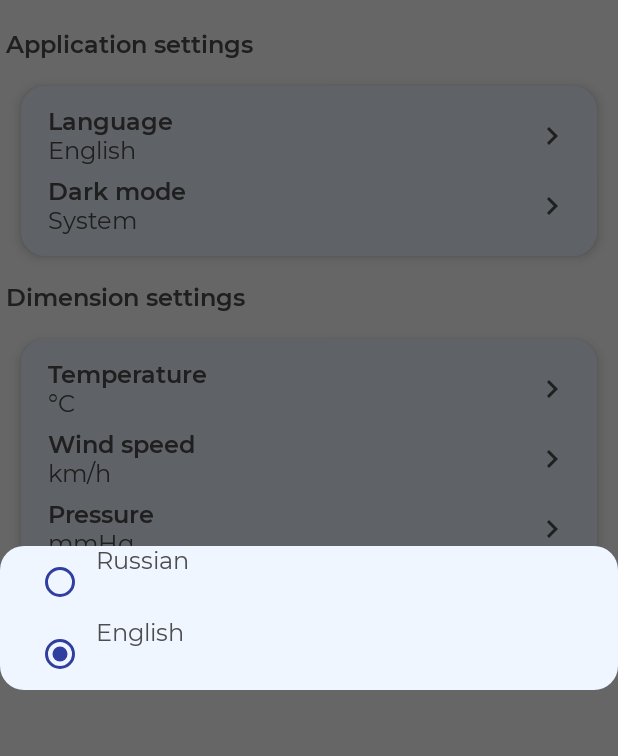
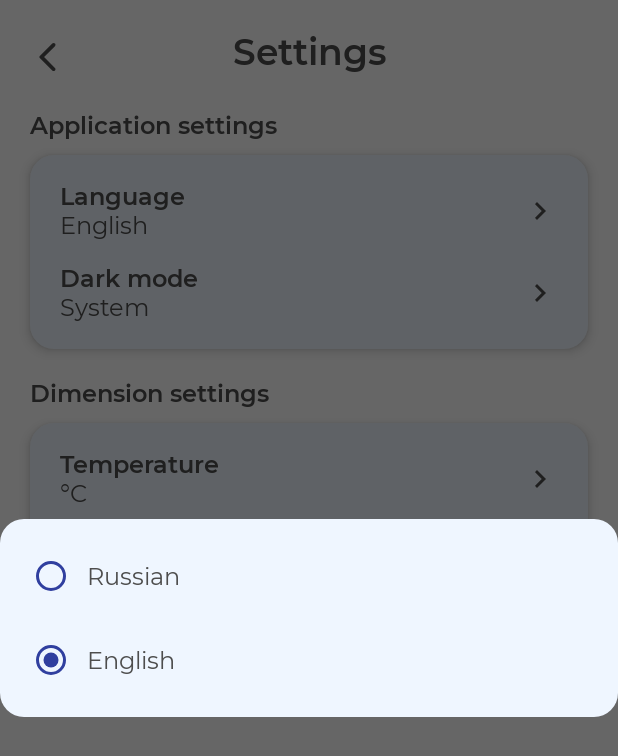
Before and after one commit to Desuzed/ClocknWeather, an Android app built with Jetpack Compose: the fragment SettingsFragment shown on its own in the app's theme, after a tap on "Language", on a phone screen of 412 x 824 dp. Shown: the top 756 px of the screen. Run offline under Robolectric (Android 15) with nearby library versions, the phone set to English and light mode, and no system bars.

Commit message:
[ADD] Добавление экрана настроек [WIP] -Добавил кнопку "назад" на экране локации и настроек -рефакторинг, прошелся по todo - в WeatherMainViewModel.kt сделал костыль delay(300) В getCachedForecast() для того чтобы при первом входе в приложении не было видно заглушку о том что нет загруженной погоды, т.к почему то сначала в стейт эмитится значение о том, что isLoading = false а только потом уже эмитятся погодные данные

```diff
--- a/app/src/main/java/com/desuzed/everyweather/data/repository/local/UiMapper.kt
+++ b/app/src/main/java/com/desuzed/everyweather/data/mapper/UiMapper.kt
@@ -1,4 +1,4 @@
-package com.desuzed.everyweather.data.repository.local
+package com.desuzed.everyweather.data.mapper
 
 import android.content.Context
 import com.desuzed.everyweather.domain.model.WeatherResponse
--- a/app/src/main/java/com/desuzed/everyweather/data/repository/local/SettingsRepository.kt
+++ b/app/src/main/java/com/desuzed/everyweather/data/repository/local/SettingsRepository.kt
@@ -20,7 +20,6 @@ class SettingsRepository(private val context: Context) {
 
     val lang: Flow<Language> = getFlowOf(KEY_LANGUAGE, Lang.RU.lang).map { langId ->
         val langValueId = when (langId) {
-            //todo mapping
             "RU" -> R.string.russian
             else -> R.string.english
         }
@@ -58,7 +57,7 @@ class SettingsRepository(private val context: Context) {
 
     val tempDimen: Flow<Temperature> =
         getFlowOf(KEY_TEMPERATURE_DIMENSION, TempDimen.CELCIUS.dimensionName).map { tempDimenId ->
-            val tempValueId = when (tempDimenId) { //todo mapping
+            val tempValueId = when (tempDimenId) {
                 "FAHRENHEIT" -> R.string.fahrenheit
                 else -> R.string.celcius
             }
@@ -96,7 +95,7 @@ class SettingsRepository(private val context: Context) {
 
     val darkMode: Flow<DarkTheme> =
         getFlowOf(KEY_DARK_MODE, DarkMode.SYSTEM.mode).map { darkModeId ->
-            val darkThemeValueId = when (darkModeId) {//todo mapping
+            val darkThemeValueId = when (darkModeId) {
                 "ON" -> R.string.on
                 "OFF" -> R.string.off
                 else -> R.string.system
--- a/app/src/main/java/com/desuzed/everyweather/presentation/features/location_main/LocationFragment.kt
+++ b/app/src/main/java/com/desuzed/everyweather/presentation/features/location_main/LocationFragment.kt
@@ -12,10 +12,7 @@ import androidx.fragment.app.Fragment
 import com.desuzed.everyweather.R
 import com.desuzed.everyweather.presentation.features.main_activity.MainActivity
 import com.desuzed.everyweather.presentation.features.weather_main.WeatherMainFragment
-import com.desuzed.everyweather.util.addOnBackPressedCallback
-import com.desuzed.everyweather.util.collect
-import com.desuzed.everyweather.util.navigate
-import com.desuzed.everyweather.util.toast
+import com.desuzed.everyweather.util.*
 import org.koin.androidx.viewmodel.ext.android.viewModel
 
 
@@ -51,6 +48,7 @@ class LocationFragment : Fragment() {
             LocationMainAction.MyLocation -> onMyLocationClick()
             LocationMainAction.ShowMapFragment -> showMapBotSheet()
             LocationMainAction.NavigateToSettings -> navigateToSettingsFragment()
+            LocationMainAction.NavigateBack -> onBackClick()
         }
     }
 
--- a/app/src/main/java/com/desuzed/everyweather/presentation/features/location_main/LocationMainAction.kt
+++ b/app/src/main/java/com/desuzed/everyweather/presentation/features/location_main/LocationMainAction.kt
@@ -6,5 +6,6 @@ sealed interface LocationMainAction{
     class NavigateToWeather(val query: String, val key: String): LocationMainAction
     object MyLocation: LocationMainAction
     object ShowMapFragment: LocationMainAction
-    object NavigateToSettings: LocationMainAction
+    object NavigateToSettings : LocationMainAction
+    object NavigateBack : LocationMainAction
 }
--- a/app/src/main/java/com/desuzed/everyweather/presentation/features/location_main/LocationViewModel.kt
+++ b/app/src/main/java/com/desuzed/everyweather/presentation/features/location_main/LocationViewModel.kt
@@ -37,6 +37,7 @@ class LocationViewModel(
             LocationUserInteraction.FindOnMap -> setAction(LocationMainAction.ShowMapFragment)
             LocationUserInteraction.MyLocation -> setAction(LocationMainAction.MyLocation)
             LocationUserInteraction.Settings -> setAction(LocationMainAction.NavigateToSettings)
+            LocationUserInteraction.OnBackClick -> setAction(LocationMainAction.NavigateBack)
         }
     }
 
--- a/app/src/main/java/com/desuzed/everyweather/presentation/features/settings/SettingsContent.kt
+++ b/app/src/main/java/com/desuzed/everyweather/presentation/features/settings/SettingsContent.kt
@@ -4,8 +4,11 @@ import android.content.res.Configuration
 import androidx.compose.foundation.clickable
 import androidx.compose.foundation.interaction.MutableInteractionSource
 import androidx.compose.foundation.layout.*
+import androidx.compose.foundation.rememberScrollState
 import androidx.compose.foundation.selection.selectable
+import androidx.compose.foundation.verticalScroll
 import androidx.compose.material.Icon
+import androidx.compose.material.IconButton
 import androidx.compose.runtime.Composable
 import androidx.compose.runtime.mutableStateOf
 import androidx.compose.runtime.remember
@@ -16,6 +19,7 @@ import androidx.compose.ui.res.dimensionResource
 import androidx.compose.ui.res.painterResource
 import androidx.compose.ui.res.stringResource
 import androidx.compose.ui.semantics.Role
+import androidx.compose.ui.text.style.TextAlign
 import androidx.compose.ui.tooling.preview.Preview
 import androidx.compose.ui.unit.dp
 import com.desuzed.everyweather.R
@@ -30,18 +34,18 @@ import com.desuzed.everyweather.ui.theming.EveryweatherTheme
     name = "PreviewLocationMainContent"
 )
 @Composable
-private fun PreviewWeatherMainContent() {
+private fun PreviewSettingsContent() {
     SettingsContent(
         state = SettingsState(),
         onUserInteraction = {},
     )
 }
-
+//todo history weather
 //todo contact to developer
-//todo powered by
 //todo locationHandling
 //todo change theme?????
 //todo notifications
+//todo delete all cache
 @Composable
 fun SettingsContent(
     state: SettingsState,
@@ -51,20 +55,47 @@ fun SettingsContent(
         Box(
             modifier = Modifier
                 .fillMaxSize()
-                .padding(
-                    top = dimensionResource(id = R.dimen.dimen_20),
-                    start = dimensionResource(id = R.dimen.dimen_4),
-                    end = dimensionResource(id = R.dimen.dimen_4),
-                    bottom = dimensionResource(id = R.dimen.dimen_8),
+                .padding(dimensionResource(id = R.dimen.dimen_10))
+        ) {
+            Column(
+                modifier = Modifier.verticalScroll(rememberScrollState()),
+            ) {
+                Box(modifier = Modifier.padding(vertical = dimensionResource(id = R.dimen.dimen_10))) {
+                    LargeBoldText(
+                        text = stringResource(id = R.string.settings),
+                        modifier = Modifier.fillMaxWidth(),
+                        textAlign = TextAlign.Center
+                    )
+                    IconButton(
+                        modifier = Modifier.size(dimensionResource(id = R.dimen.dimen_34)).padding(start = dimensionResource(id = R.dimen.dimen_10)),
+                        onClick = { onUserInteraction(SettingsUserInteraction.OnBackClick) },
+                        content = {
+                            Icon(
+                                painter = painterResource(id = R.drawable.ic_round_arrow_back),
+                                contentDescription = "",
+                                tint = EveryweatherTheme.colors.textColorPrimary
+                            )
+                        }
+                    )
+                }
+                BoldText(
+                    text = stringResource(id = R.string.app_settings),
+                    modifier = Modifier.padding(
+                        top = dimensionResource(id = R.dimen.dimen_10),
+                        start = dimensionResource(id = R.dimen.dimen_10)
+                    )
                 )
-        ) {
-            Column(verticalArrangement = Arrangement.spacedBy(8.dp)) {
-                BoldText(text = stringResource(id = R.string.app_settings))
                 SettingsMenuGroupContent(
                     onUserInteraction = onUserInteraction,
                     items = listOf(state.lang, state.darkTheme)
                 )
-                BoldText(text = stringResource(id = R.string.dimension_settings))
+                BoldText(
+                    text = stringResource(id = R.string.dimension_settings),
+                    modifier = Modifier.padding(
+                        top = dimensionResource(id = R.dimen.dimen_10),
+                        start = dimensionResource(id = R.dimen.dimen_10)
+                    )
+                )
                 SettingsMenuGroupContent(
                     onUserInteraction = onUserInteraction,
                     items = listOf(state.tempDimen, state.windSpeed, state.pressure)
@@ -106,7 +137,7 @@ fun SettingsMenuGroupContent(
     RoundedCardItem(
         modifier = Modifier.padding(dimensionResource(id = R.dimen.dimen_10))
     ) {
-        Column(modifier = Modifier.padding(10.dp)) {
+        Column(modifier = Modifier.padding(dimensionResource(id = R.dimen.dimen_10))) {
             items.forEach { item ->
                 val onItemCLick: () -> Unit = {
                     onUserInteraction(
@@ -116,8 +147,8 @@ fun SettingsMenuGroupContent(
                 Row(
                     modifier = Modifier
                         .padding(
-                            horizontal = dimensionResource(id = R.dimen.dimen_8),
-                            vertical = dimensionResource(id = R.dimen.dimen_4)
+                            horizontal = dimensionResource(id = R.dimen.dimen_10),
+                            vertical = dimensionResource(id = R.dimen.dimen_8)
                         )
                         .fillMaxWidth()
                         .clickable(
@@ -140,7 +171,7 @@ fun SettingsMenuGroupContent(
                         modifier = Modifier.rotate(90f),
                         painter = painterResource(id = R.drawable.ic_arrow_24),
                         contentDescription = "",
-                        tint = EveryweatherTheme.colors.textColorPrimary//todo color
+                        tint = EveryweatherTheme.colors.textColorPrimary
                     )
                 }
             }
@@ -163,10 +194,10 @@ fun DarkModePickerContent(
         onOptionSelected(darkMode)
         onUserInteraction(SettingsUserInteraction.ChangeDarkMode(darkMode = darkMode))
     }
-    Column {
+    Column(modifier = Modifier.padding(10.dp)) {
         radioOptions.forEach { darkMode ->
             Row(
-                Modifier
+                modifier = Modifier
                     .fillMaxWidth()
                     .selectable(
                         role = Role.RadioButton,
@@ -175,7 +206,8 @@ fun DarkModePickerContent(
                             onPickMode(darkMode)
                         }
                     )
-                    .padding(horizontal = 16.dp)
+                    .padding(vertical = dimensionResource(id = R.dimen.dimen_4)),
+                verticalAlignment = Alignment.CenterVertically
             ) {
                 AppRadioButton(isSelected = darkMode == selectedOption) {
                     onPickMode(darkMode)
@@ -204,10 +236,10 @@ fun LanguagePickerContent(
         onOptionSelected(language)
         onUserInteraction(SettingsUserInteraction.ChangeLanguage(lang = language))
     }
-    Column {
+    Column(modifier = Modifier.padding(10.dp)) {
         radioOptions.forEach { language ->
             Row(
-                Modifier
+                modifier = Modifier
                     .fillMaxWidth()
                     .selectable(
                         role = Role.RadioButton,
@@ -216,7 +248,8 @@ fun LanguagePickerContent(
                             onPickMode(language)
                         }
                     )
-                    .padding(horizontal = 16.dp)
+                    .padding(vertical = dimensionResource(id = R.dimen.dimen_4)),
+                verticalAlignment = Alignment.CenterVertically
             ) {
                 AppRadioButton(isSelected = language == selectedOption) {
                     onPickMode(language)
@@ -244,10 +277,10 @@ fun TemperaturePickerContent(
         onOptionSelected(temperatureDimension)
         onUserInteraction(SettingsUserInteraction.ChangeTemperatureDimension(tempDimen = temperatureDimension))
     }
-    Column {
+    Column(modifier = Modifier.padding(10.dp)) {
         radioOptions.forEach { temperatureDimension ->
             Row(
-                Modifier
+                modifier = Modifier
                     .fillMaxWidth()
                     .selectable(
                         role = Role.RadioButton,
@@ -256,7 +289,8 @@ fun TemperaturePickerContent(
                             onPickMode(temperatureDimension)
                         }
                     )
-                    .padding(horizontal = 16.dp)
+                    .padding(vertical = dimensionResource(id = R.dimen.dimen_4)),
+                verticalAlignment = Alignment.CenterVertically
             ) {
                 AppRadioButton(isSelected = temperatureDimension == selectedOption) {
                     onPickMode(temperatureDimension)
@@ -284,10 +318,10 @@ fun DistancePickerContent(
         onOptionSelected(distanceDimension)
         onUserInteraction(SettingsUserInteraction.ChangeDistanceDimension(distanceDimen = distanceDimension))
     }
-    Column {
+    Column(modifier = Modifier.padding(10.dp)) {
         radioOptions.forEach { distanceDimension ->
             Row(
-                Modifier
+                modifier = Modifier
                     .fillMaxWidth()
                     .selectable(
                         role = Role.RadioButton,
@@ -296,7 +330,8 @@ fun DistancePickerContent(
                             onPickMode(distanceDimension)
                         }
                     )
-                    .padding(horizontal = 16.dp)
+                    .padding(vertical = dimensionResource(id = R.dimen.dimen_4)),
+                verticalAlignment = Alignment.CenterVertically
             ) {
                 AppRadioButton(isSelected = distanceDimension == selectedOption) {
                     onPickMode(distanceDimension)
@@ -325,10 +360,10 @@ fun PressurePickerContent(
         onOptionSelected(pressureDimen)
         onUserInteraction(SettingsUserInteraction.ChangePressureDimension(pressureDimen = pressureDimen))
     }
-    Column {
+    Column(modifier = Modifier.padding(10.dp)) {
         radioOptions.forEach { pressureDimen ->
             Row(
-                Modifier
+                modifier = Modifier
                     .fillMaxWidth()
                     .selectable(
                         role = Role.RadioButton,
@@ -337,7 +372,8 @@ fun PressurePickerContent(
                             onPickMode(pressureDimen)
                         }
                     )
-                    .padding(horizontal = 16.dp)
+                    .padding(vertical = dimensionResource(id = R.dimen.dimen_4)),
+                verticalAlignment = Alignment.CenterVertically
             ) {
                 AppRadioButton(isSelected = pressureDimen == selectedOption) {
                     onPickMode(pressureDimen)
--- a/app/src/main/java/com/desuzed/everyweather/presentation/features/settings/SettingsFragment.kt
+++ b/app/src/main/java/com/desuzed/everyweather/presentation/features/settings/SettingsFragment.kt
@@ -10,6 +10,7 @@ import androidx.compose.ui.platform.ComposeView
 import androidx.fragment.app.Fragment
 import com.desuzed.everyweather.util.addOnBackPressedCallback
 import com.desuzed.everyweather.util.collect
+import com.desuzed.everyweather.util.onBackClick
 import org.koin.androidx.viewmodel.ext.android.viewModel
 
 class SettingsFragment : Fragment() {
@@ -38,9 +39,7 @@ class SettingsFragment : Fragment() {
 
     private fun onNewAction(action: SettingsAction) {
         when (action) {
-            is SettingsAction.ChangeDarkMode -> TODO()
-            is SettingsAction.ChangeLanguage -> TODO()
-            SettingsAction.NavigateBack -> TODO()
+            SettingsAction.NavigateBack -> onBackClick()
         }
     }
 
--- a/app/src/main/java/com/desuzed/everyweather/presentation/features/settings/SettingsUserInteraction.kt
+++ b/app/src/main/java/com/desuzed/everyweather/presentation/features/settings/SettingsUserInteraction.kt
@@ -3,8 +3,9 @@ package com.desuzed.everyweather.presentation.features.settings
 import com.desuzed.everyweather.domain.model.settings.*
 
 sealed interface SettingsUserInteraction {
+    object DismissDialog : SettingsUserInteraction
+    object OnBackClick : SettingsUserInteraction
     class ShowSettingDialog(val type: SettingsType) : SettingsUserInteraction
-    object DismissDialog : SettingsUserInteraction
     class ChangeLanguage(val lang: Lang) : SettingsUserInteraction
     class ChangeDarkMode(val darkMode: DarkMode) : SettingsUserInteraction
     class ChangeDistanceDimension(val distanceDimen: DistanceDimen) : SettingsUserInteraction
--- a/app/src/main/java/com/desuzed/everyweather/presentation/features/settings/SettingsViewModel.kt
+++ b/app/src/main/java/com/desuzed/everyweather/presentation/features/settings/SettingsViewModel.kt
@@ -29,6 +29,7 @@ class SettingsViewModel(
             is SettingsUserInteraction.ChangePressureDimension -> onPressureDimen(interaction.pressureDimen)
             is SettingsUserInteraction.ShowSettingDialog -> showSettingsDialog(interaction.type)
             SettingsUserInteraction.DismissDialog -> hideDialog()
+            SettingsUserInteraction.OnBackClick -> setAction(SettingsAction.NavigateBack)
         }
     }
 
--- a/app/src/main/java/com/desuzed/everyweather/presentation/features/weather_main/WeatherMainFragment.kt
+++ b/app/src/main/java/com/desuzed/everyweather/presentation/features/weather_main/WeatherMainFragment.kt
@@ -80,6 +80,11 @@ class WeatherMainFragment : Fragment() {
         arguments?.remove(USER_LOCATION)
     }
 
+    override fun onResume() {
+        super.onResume()
+        viewModel.onUserInteraction(WeatherUserInteraction.Refresh)
+    }
+
     companion object {
         const val QUERY_KEY = "QUERY"
         const val USER_LOCATION = "USER_LOCATION"
--- a/app/src/main/java/com/desuzed/everyweather/presentation/features/weather_main/WeatherMainViewModel.kt
+++ b/app/src/main/java/com/desuzed/everyweather/presentation/features/weather_main/WeatherMainViewModel.kt
@@ -13,6 +13,7 @@ import com.desuzed.everyweather.domain.repository.local.SharedPrefsProvider
 import com.desuzed.everyweather.presentation.base.BaseViewModel
 import com.desuzed.everyweather.util.ActionResultProvider
 import kotlinx.coroutines.channels.BufferOverflow
+import kotlinx.coroutines.delay
 import kotlinx.coroutines.flow.MutableSharedFlow
 import kotlinx.coroutines.launch
 
@@ -132,12 +133,11 @@ class WeatherMainViewModel(
                     copy(
                         isAddButtonEnabled = !isLocationSaved,
                         weatherData = result,
-                        isLoading = false
                     )
                 }
-            } else {
-                setState { copy(isLoading = false) }
+                delay(300)
             }
+            setState { copy(isLoading = false) }
         }
     }
 
--- a/app/src/main/java/com/desuzed/everyweather/util/Extensions.kt
+++ b/app/src/main/java/com/desuzed/everyweather/util/Extensions.kt
@@ -48,6 +48,10 @@ fun Fragment.addOnBackPressedCallback() {
         viewLifecycleOwner,
         onBackPressedCallback
     )
+}
+
+fun Fragment.onBackClick() {
+    findNavController().navigateUp()
 }
 
 inline fun <T> Fragment.collect(
--- /dev/null
+++ b/app/src/main/res/drawable/ic_round_arrow_back.xml
@@ -0,0 +1,10 @@
+<vector xmlns:android="http://schemas.android.com/apk/res/android"
+    android:width="24dp"
+    android:height="24dp"
+    android:autoMirrored="true"
+    android:viewportWidth="24"
+    android:viewportHeight="24">
+    <path
+        android:fillColor="@android:color/white"
+        android:pathData="M16.62,2.99c-0.49,-0.49 -1.28,-0.49 -1.77,0L6.54,11.3c-0.39,0.39 -0.39,1.02 0,1.41l8.31,8.31c0.49,0.49 1.28,0.49 1.77,0s0.49,-1.28 0,-1.77L9.38,12l7.25,-7.25c0.48,-0.48 0.48,-1.28 -0.01,-1.76z" />
+</vector>
--- a/app/src/main/res/values/strings.xml
+++ b/app/src/main/res/values/strings.xml
@@ -58,6 +58,7 @@
     <string name="looking_for_your_location">Looking for your location…</string>
 
 <!--    todo Прибраться в строках-->
+    <string name="settings">Settings</string>
     <string name="dark_mode">Dark mode</string>
     <string name="language">Language</string>
     <string name="distance_dimension">Wind speed</string>
```
Also changed, not shown: app/src/main/java/com/desuzed/everyweather/presentation/features/location_main/LocationMainContent.kt (+12 -3 lines), app/src/main/java/com/desuzed/everyweather/presentation/features/location_main/LocationUserInteraction.kt (+5 -4 lines), app/src/main/java/com/desuzed/everyweather/presentation/features/settings/SettingsAction.kt (+1 -7 lines), app/src/main/java/com/desuzed/everyweather/presentation/features/weather_main/WeatherMainContent.kt (+4 -5 lines), app/src/main/java/com/desuzed/everyweather/presentation/features/weather_next_days/NextDaysWeatherContent.kt (+15 -10 lines), app/src/main/java/com/desuzed/everyweather/ui/elements/TextElements.kt (+28 -18 lines), 1 other file.
